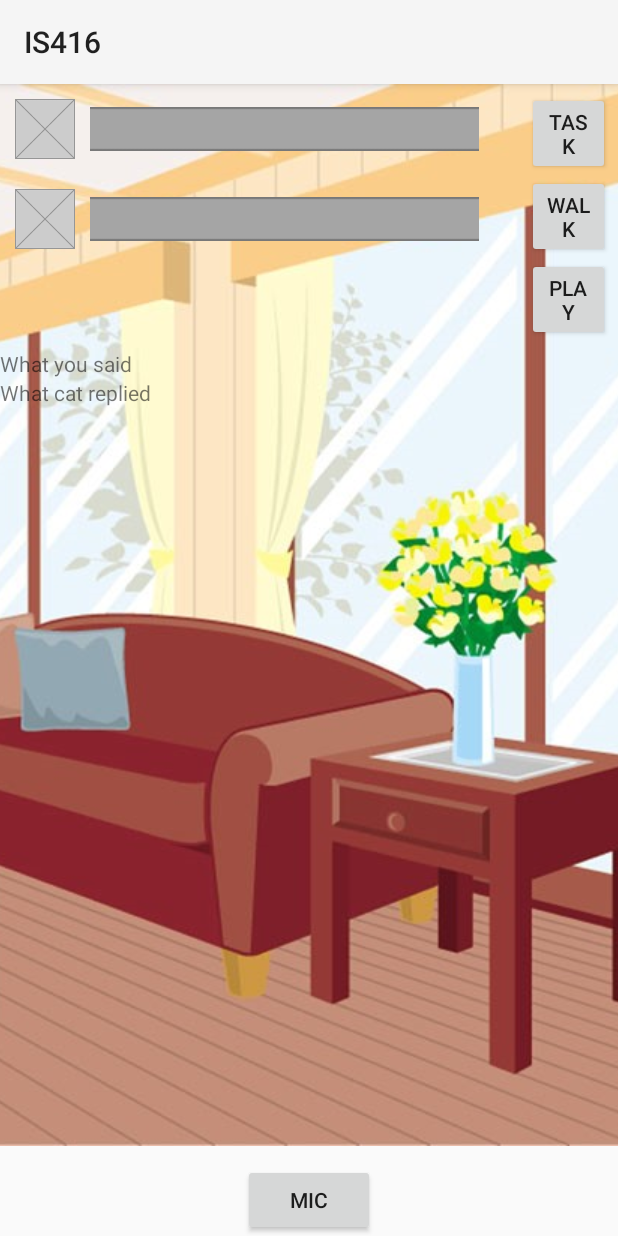
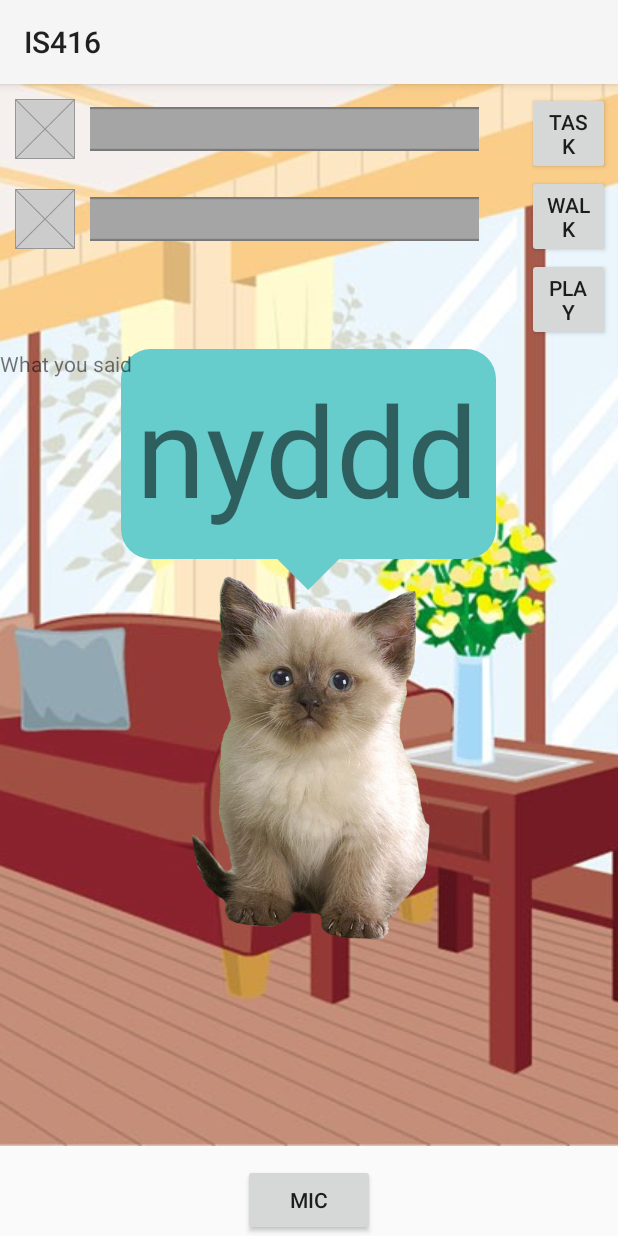
Before and after one commit to catmanjam/IS416, an Android app: the screen it shows after launch (CatMainActivity), on a phone screen of 412 x 824 dp. Run offline under Robolectric (Android 15) with nearby library versions, the phone set to English and light mode, and no system bars; libraries missing offline, so code that uses them is left out: ai.api, ai.api.android, ai.api.model; 3 statements that could not run were skipped.

Commit message:
add speech bubble

```diff
--- a/app/build.gradle
+++ b/app/build.gradle
@@ -28,6 +28,7 @@ dependencies {
     testImplementation 'junit:junit:4.12'
     androidTestImplementation 'com.android.support.test:runner:1.0.1'
     androidTestImplementation 'com.android.support.test.espresso:espresso-core:3.0.1'
+    implementation 'com.android.support:support-v4:27.0.2' // for text resizing
 
     compile 'commons-io:commons-io:2.5'
 
@@ -40,4 +41,5 @@ dependencies {
     compile 'com.google.apis:google-api-services-language:v1beta2-rev6-1.22.0'
     compile 'com.google.code.findbugs:jsr305:2.0.1'
     compile 'com.android.support:support-vector-drawable:27.1.0'
+
 }
--- a/app/src/main/res/drawable/rounded_rectangle_orange.xml
+++ b/app/src/main/res/drawable/rounded_rectangle_orange.xml
@@ -1,27 +1,10 @@
 <?xml version="1.0" encoding="utf-8"?>
-<shape xmlns:android="http://schemas.android.com/apk/res/android"
-android:shape="rectangle" >
+<layer-list xmlns:android="http://schemas.android.com/apk/res/android">
 
- <!--View background color -->
-<solid
-    android:color="#FF6E00" >
-</solid>
-
-<!-- The radius makes the corners rounded -->
-<corners
-    android:radius="20dp">
-</corners>
-</shape>
-
-<!--<TextView-->
-<!--android:id="@+id/text_message_body"-->
-<!--android:layout_width="wrap_content"-->
-<!--android:layout_height="wrap_content"-->
-<!--android:background="@drawable/rounded_rectangle_orange"-->
-<!--android:maxWidth="240dp"-->
-<!--android:padding="8dp"-->
-<!--android:text="hi man, how are you0000000000000000000000?"-->
-<!--android:textColor="#ffffff"-->
-<!--app:layout_constraintLeft_toLeftOf="parent"-->
-<!--app:layout_constraintRight_toRightOf="parent"-->
-<!--tools:layout_editor_absoluteY="92dp" />-->
+<item>
+ <shape android:shape="rectangle" >
+  <solid android:color="#66CCCC" />
+  <corners android:radius="20dp" />
+ </shape>
+</item>
+</layer-list>
--- /dev/null
+++ b/app/src/main/res/drawable/triangle.xml
@@ -0,0 +1,21 @@
+<?xml version="1.0" encoding="utf-8"?>
+<layer-list xmlns:android="http://schemas.android.com/apk/res/android" >
+    <item >
+        <rotate
+            android:left="0dp"
+            android:right="3dp"
+            android:top="0dp"
+            android:bottom="3dp"
+            android:fromDegrees="45"
+            android:toDegrees="45"
+            android:pivotX="-40%"
+            android:pivotY="87%" >
+            <shape
+                android:shape="rectangle"  >
+                <stroke android:color="@android:color/transparent" android:width="10dp"/>
+                <solid
+                    android:color="#66CCCC"  />
+            </shape>
+        </rotate>
+    </item>
+</layer-list>
--- a/app/src/main/res/layout/activity_cat_main.xml
+++ b/app/src/main/res/layout/activity_cat_main.xml
@@ -6,19 +6,18 @@
 android:layout_height="match_parent"
 tools:context="is416.is416.CatMainActivity">
 
+
+
     <ImageView
         android:id="@+id/house"
         android:layout_width="wrap_content"
         android:layout_height="wrap_content"
         android:layout_alignParentStart="true"
         android:scaleType="centerCrop"
-        app:layout_constraintBottom_toBottomOf="parent"
-        app:layout_constraintHorizontal_bias="0.0"
-        app:layout_constraintLeft_toLeftOf="parent"
-        app:layout_constraintRight_toRightOf="parent"
-        app:layout_constraintTop_toTopOf="parent"
-        app:layout_constraintVertical_bias="0.0"
         app:srcCompat="@drawable/livingroom" />
+
+
+
 
     <LinearLayout
         android:layout_width="match_parent"
@@ -138,11 +137,60 @@
         </LinearLayout>
         <RelativeLayout
             android:layout_width="match_parent"
+            android:layout_height="match_parent">
+
+            <!--Speech bubble-->
+            <RelativeLayout
+                android:layout_centerHorizontal="true"
+                android:layout_width="wrap_content"
+                android:layout_height="200dp"
+                android:layout_weight="0.7">
+
+                <TextView
+                    android:id="@+id/answer"
+                    android:layout_width="250dp"
+                    android:layout_height="550dp"
+                    android:layout_above="@id/triangle"
+                    android:layout_centerHorizontal="true"
+                    android:autoSizeTextType="uniform"
+                    android:background="@drawable/rounded_rectangle_orange"
+                    android:padding="10dp"
+
+                    android:text="nyddd"
+                    app:srcCompat="@drawable/speechbubble" />
+
+                <ImageView
+                    android:id="@+id/triangle"
+                    android:layout_width="60dp"
+                    android:layout_height="60dp"
+                    android:layout_alignParentBottom="true"
+                    android:layout_centerHorizontal="true"
+                    android:rotation="180"
+                    android:src="@drawable/triangle" />
+
+            </RelativeLayout>
+
+
+            <LinearLayout
+                android:paddingTop="100dp"
+                android:layout_alignParentBottom="true"
+                android:layout_width="match_parent"
                 android:layout_height="match_parent"
-            app:layout_constraintBottom_toBottomOf="parent"
-            app:layout_constraintLeft_toLeftOf="parent"
-            app:layout_constraintRight_toRightOf="parent"
-            app:layout_constraintTop_toTopOf="parent">
+                android:layout_alignParentStart="true"
+                android:layout_alignParentTop="true"
+                android:orientation="vertical">
+
+
+                <ImageView
+                    android:id="@+id/imageView"
+                    android:layout_alignParentBottom="true"
+                    android:layout_width="match_parent"
+                    android:layout_height="270dp"
+                    android:layout_below="@+id/answer"
+                    android:layout_marginTop="35dp"
+                    app:srcCompat="@drawable/cacy" />
+
+            </LinearLayout>
 
             <LinearLayout
                 android:orientation="vertical"
@@ -155,11 +203,11 @@
                     android:layout_width="wrap_content"
                     android:layout_height="wrap_content" />
 
-                <TextView
-                    android:id="@+id/answer"
-                    android:text="What cat replied"
-                    android:layout_width="wrap_content"
-                    android:layout_height="wrap_content" />
+                <!--<TextView-->
+                    <!--android:id="@+id/answer"-->
+                    <!--android:text="What cat replied"-->
+                    <!--android:layout_width="wrap_content"-->
+                    <!--android:layout_height="wrap_content" />-->
             </LinearLayout>
 
             <Button
@@ -171,9 +219,9 @@
                 android:layout_centerHorizontal="true"
                 android:onClick="micClick"
                 android:text="Mic" />
-
         </RelativeLayout>
     </LinearLayout>
 
 
+
 </android.support.constraint.ConstraintLayout>
```
Also changed, not shown: app/src/main/res/drawable/cacy.png (added). Lines whose indentation alone changed are shown as unchanged.
